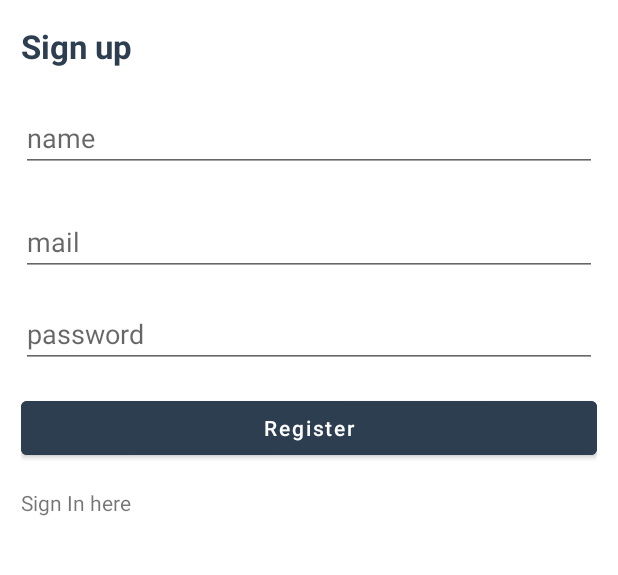
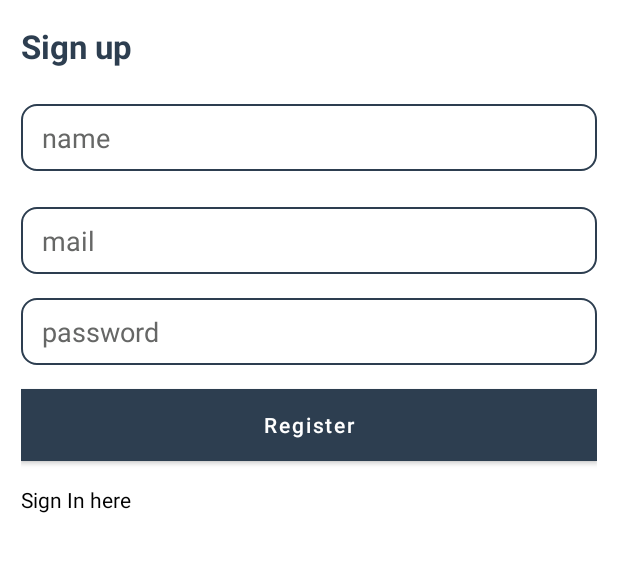
Before and after one commit to byansanur/StoryApp, an Android app: the FragmentRegister screen opened through its navigation route, on a phone screen of 412 x 824 dp, the part 371-946 px from its top. Run offline under Robolectric (Android 15) with nearby library versions, the phone set to English and light mode, and no system bars; our stand-ins replace CircleImageView, Dagger/Hilt's generated code, paging; 3 statements that could not run were skipped.

Commit message:
fix flow logout/login remember or not remember, fix permission maxSdkVersion

```diff
--- a/app/src/main/AndroidManifest.xml
+++ b/app/src/main/AndroidManifest.xml
@@ -10,7 +10,6 @@
     <uses-permission android:name="android.permission.READ_INTERNAL_STORAGE" />
     <uses-permission
         android:name="android.permission.WRITE_EXTERNAL_STORAGE"
-        android:maxSdkVersion="28"
         tools:ignore="ScopedStorage" />
     <uses-permission android:name="android.permission.READ_EXTERNAL_STORAGE" />
     <uses-permission android:name="android.permission.ACCESS_FINE_LOCATION" />
--- a/app/src/main/java/com/byandev/storyapp/di/NetworkModule.kt
+++ b/app/src/main/java/com/byandev/storyapp/di/NetworkModule.kt
@@ -3,7 +3,6 @@ package com.byandev.storyapp.di
 import com.byandev.storyapp.BuildConfig
 import com.byandev.storyapp.services.ApiServices
 import com.byandev.storyapp.utils.BASE_URL
-import com.squareup.moshi.Moshi
 import dagger.Module
 import dagger.Provides
 import dagger.hilt.InstallIn
@@ -55,7 +54,7 @@ object NetworkModule {
                 val req = chain.request()
                 val res = chain.proceed(req)
                 if (res.code == 401 || res.code == 403) {
-                    sharedPrefManager.clearSharedPref()
+                    sharedPrefManager.logoutRemoveToken()
                 }
                 res
             }
--- /dev/null
+++ b/app/src/main/res/drawable/ic_round_logout_24.xml
@@ -0,0 +1,14 @@
+<vector xmlns:android="http://schemas.android.com/apk/res/android"
+    android:width="24dp"
+    android:height="24dp"
+    android:viewportWidth="24"
+    android:viewportHeight="24"
+    android:tint="@android:color/black"
+    android:autoMirrored="true">
+  <path
+      android:fillColor="@android:color/white"
+      android:pathData="M5,5h6c0.55,0 1,-0.45 1,-1v0c0,-0.55 -0.45,-1 -1,-1H5C3.9,3 3,3.9 3,5v14c0,1.1 0.9,2 2,2h6c0.55,0 1,-0.45 1,-1v0c0,-0.55 -0.45,-1 -1,-1H5V5z"/>
+  <path
+      android:fillColor="@android:color/white"
+      android:pathData="M20.65,11.65l-2.79,-2.79C17.54,8.54 17,8.76 17,9.21V11h-7c-0.55,0 -1,0.45 -1,1v0c0,0.55 0.45,1 1,1h7v1.79c0,0.45 0.54,0.67 0.85,0.35l2.79,-2.79C20.84,12.16 20.84,11.84 20.65,11.65z"/>
+</vector>
--- a/app/src/main/res/layout/fragment_register.xml
+++ b/app/src/main/res/layout/fragment_register.xml
@@ -26,7 +26,7 @@
             android:layout_width="wrap_content"
             android:layout_height="wrap_content"
             android:layout_marginTop="24dp"
-            android:text="Welcome Developers"
+            android:text="@string/title_login_register"
             android:textStyle="bold"
             android:textColor="@color/blue_dicoding"
             android:textSize="22sp"
@@ -39,7 +39,7 @@
             android:layout_width="0dp"
             android:layout_height="wrap_content"
             android:layout_marginTop="8dp"
-            android:text="Create impact and post your story in our platform"
+            android:text="@string/desc_login_register"
             android:textStyle="normal"
             android:textColor="@color/blue_dicoding"
             android:textSize="16sp"
@@ -53,7 +53,7 @@
             android:layout_width="0dp"
             android:layout_height="wrap_content"
             android:layout_marginTop="16dp"
-            android:text="Sign up"
+            android:text="@string/sign_up"
             android:textStyle="bold"
             android:textColor="@color/blue_dicoding"
             android:textSize="22sp"
@@ -68,6 +68,11 @@
             android:layout_marginTop="24dp"
             android:hint="@string/name"
             android:inputType="text"
+            android:background="@drawable/bg_card_active"
+            android:paddingVertical="10dp"
+            android:paddingHorizontal="14dp"
+            android:textColor="@color/black"
+            android:textColorHint="@color/color_grey"
             app:layout_constraintTop_toBottomOf="@id/tvSignUp"/>
 
 
@@ -78,6 +83,11 @@
             android:layout_marginTop="24dp"
             android:hint="@string/email"
             android:inputType="textEmailAddress"
+            android:background="@drawable/bg_card_active"
+            android:paddingVertical="10dp"
+            android:paddingHorizontal="14dp"
+            android:textColor="@color/black"
+            android:textColorHint="@color/color_grey"
             app:layout_constraintTop_toBottomOf="@id/edtName"/>
 
         <com.byandev.storyapp.utils.PasswordEditText
@@ -87,6 +97,11 @@
             android:hint="@string/password"
             android:inputType="textPassword"
             android:layout_marginTop="16dp"
+            android:background="@drawable/bg_card_active"
+            android:paddingVertical="10dp"
+            android:paddingHorizontal="14dp"
+            android:textColor="@color/black"
+            android:textColorHint="@color/color_grey"
             app:layout_constraintStart_toStartOf="parent"
             app:layout_constraintEnd_toEndOf="parent"
             app:layout_constraintTop_toBottomOf="@id/edtEmail" />
@@ -95,10 +110,11 @@
             android:id="@+id/btnRegister"
             android:layout_width="match_parent"
             android:layout_height="wrap_content"
-            android:text="Register"
+            android:text="@string/register"
             android:textAllCaps="false"
             android:layout_marginTop="16dp"
-            android:backgroundTint="@color/blue_dicoding"
+            android:background="@color/blue_dicoding"
+            android:textColor="@color/white"
             android:backgroundTintMode="src_atop"
             app:layout_constraintTop_toBottomOf="@id/edtPassword"
             app:layout_constraintStart_toStartOf="parent"
@@ -109,7 +125,8 @@
             android:layout_width="match_parent"
             android:layout_height="wrap_content"
             android:layout_marginTop="16dp"
-            android:text="Sign In here"
+            android:text="@string/sign_in_here"
+            android:textColor="@color/black"
             app:layout_constraintTop_toBottomOf="@id/btnRegister"
             app:layout_constraintBottom_toBottomOf="parent"
             />
--- a/app/src/main/res/menu/story_app_menu.xml
+++ b/app/src/main/res/menu/story_app_menu.xml
@@ -2,12 +2,6 @@
 <menu xmlns:tools="http://schemas.android.com/tools"
     xmlns:android="http://schemas.android.com/apk/res/android"
     xmlns:app="http://schemas.android.com/apk/res-auto">
-
-    <item
-        android:id="@+id/fragmentAccount"
-        android:icon="@drawable/ic_round_sentiment_very_satisfied_24"
-        android:title="@string/account"
-        app:showAsAction="always"/>
 
     <item
         android:id="@+id/fragmentAdd"
@@ -17,4 +11,10 @@
         app:showAsAction="ifRoom"
         tools:ignore="UnusedAttribute" />
 
+    <item
+        android:id="@+id/logout"
+        android:icon="@drawable/ic_round_logout_24"
+        android:title="@string/logout"
+        app:showAsAction="always"/>
+
 </menu>
--- a/app/src/main/res/navigation/story_navigation.xml
+++ b/app/src/main/res/navigation/story_navigation.xml
@@ -31,13 +31,12 @@
         tools:layout="@layout/fragment_home" >
         <action
             android:id="@+id/action_fragmentHome_to_fragmentLogin"
-            app:destination="@id/fragmentLogin" />
+            app:destination="@id/fragmentLogin"
+            app:popUpTo="@id/fragmentLogin"
+            app:popUpToInclusive="true"/>
         <action
             android:id="@+id/action_fragmentHome_to_fragmentIntroPermission"
             app:destination="@id/fragmentIntroPermission" />
-        <action
-            android:id="@+id/action_fragmentHome_to_fragmentAccount2"
-            app:destination="@id/fragmentAccount2" />
         <action
             android:id="@+id/action_fragmentHome_to_fragmentStoryForm"
             app:destination="@id/fragmentStoryForm" />
@@ -56,11 +55,6 @@
             app:popUpTo="@id/fragmentHome"
             app:popUpToInclusive="true"/>
     </fragment>
-    <fragment
-        android:id="@+id/fragmentAccount2"
-        android:name="com.byandev.storyapp.presentation.account.FragmentAccount"
-        android:label="fragment_account"
-        tools:layout="@layout/fragment_account" />
     <fragment
         android:id="@+id/fragmentCamera"
         android:name="com.byandev.storyapp.presentation.stories.camera.FragmentCamera"
--- a/app/src/main/res/values-night/themes.xml
+++ b/app/src/main/res/values-night/themes.xml
@@ -2,7 +2,7 @@
     <!-- Base application theme. -->
     <style name="Theme.StoryApp" parent="Theme.MaterialComponents.DayNight.NoActionBar">
         <!-- Primary brand color. -->
-        <item name="colorPrimary">@color/purple_200</item>
+        <item name="colorPrimary">@color/blue_dicoding</item>
         <item name="colorPrimaryVariant">@color/white</item>
         <item name="colorOnPrimary">@color/black</item>
         <!-- Secondary brand color. -->
@@ -31,6 +31,6 @@
     </style>
 
     <style name="MyDialogTheme" parent="Theme.AppCompat.Light.Dialog.Alert">
-        <item name="android:background">@color/white</item>
+        <item name="android:background">@android:color/transparent</item>
     </style>
 </resources>
--- a/app/src/main/res/values/strings.xml
+++ b/app/src/main/res/values/strings.xml
@@ -49,4 +49,9 @@
     <string name="success_add_story">Success! story was added…</string>
     <string name="failed_to_load_photo">Failed to load photo</string>
     <string name="no_data">No data available</string>
+    <string name="logout">logout</string>
+    <string name="logout_message">Quit the app?</string>
+    <string name="sign_in_here">Sign In here</string>
+    <string name="register">Register</string>
+    <string name="sign_up">Sign up</string>
 </resources>
--- a/app/src/main/res/values/themes.xml
+++ b/app/src/main/res/values/themes.xml
@@ -2,7 +2,7 @@
     <!-- Base application theme. -->
     <style name="Theme.StoryApp" parent="Theme.MaterialComponents.DayNight.NoActionBar">
         <!-- Primary brand color. -->
-        <item name="colorPrimary">@color/purple_500</item>
+        <item name="colorPrimary">@color/blue_dicoding</item>
         <item name="colorPrimaryVariant">@color/white</item>
         <item name="colorOnPrimary">@color/white</item>
         <!-- Secondary brand color. -->
@@ -31,6 +31,6 @@
     </style>
 
     <style name="MyDialogTheme" parent="Theme.AppCompat.Light.Dialog.Alert">
-        <item name="android:background">@color/white</item>
+        <item name="android:background">@android:color/transparent</item>
     </style>
 </resources>
```
Also changed, not shown: app/src/main/java/com/byandev/storyapp/di/SharedPrefManager.kt (+3 -7 lines), app/src/main/java/com/byandev/storyapp/presentation/FragmentIntroPermission.kt (+10 -5 lines), app/src/main/java/com/byandev/storyapp/presentation/account/FragmentAccount.kt (deleted, +0 -60 lines), app/src/main/java/com/byandev/storyapp/presentation/home/FragmentHome.kt (+40 -12 lines), app/src/main/java/com/byandev/storyapp/presentation/login_register/FragmentLogin.kt (+6 -6 lines), app/src/main/res/layout/fragment_account.xml (deleted, +0 -14 lines), app/src/main/res/layout/fragment_login.xml (+8 -0 lines).
